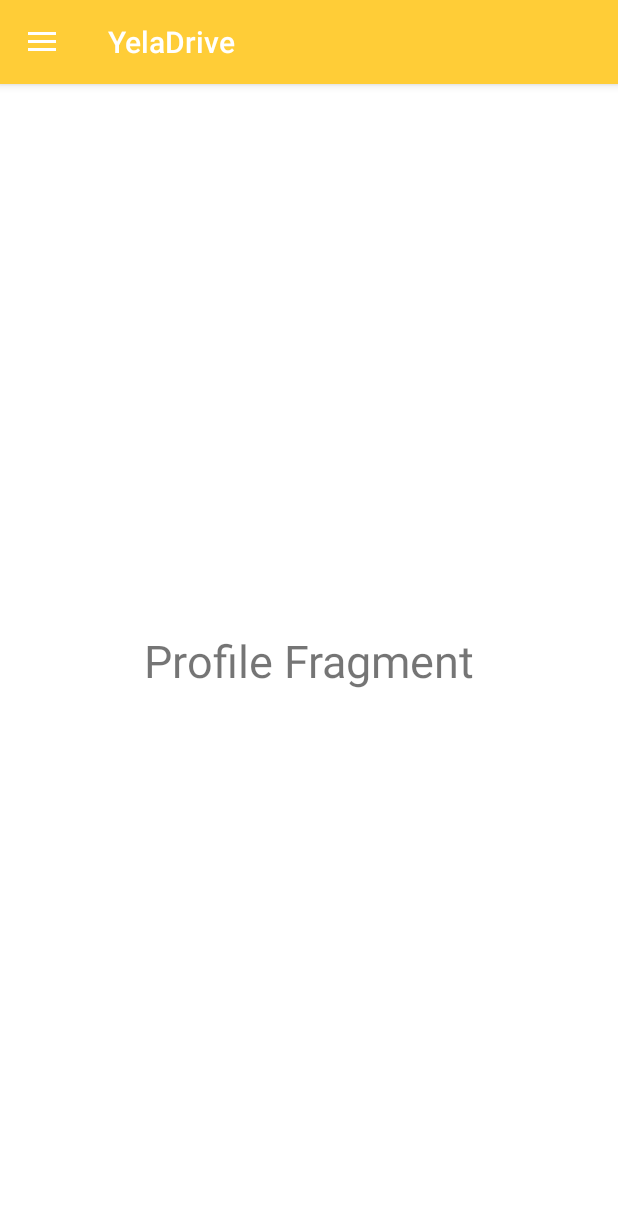
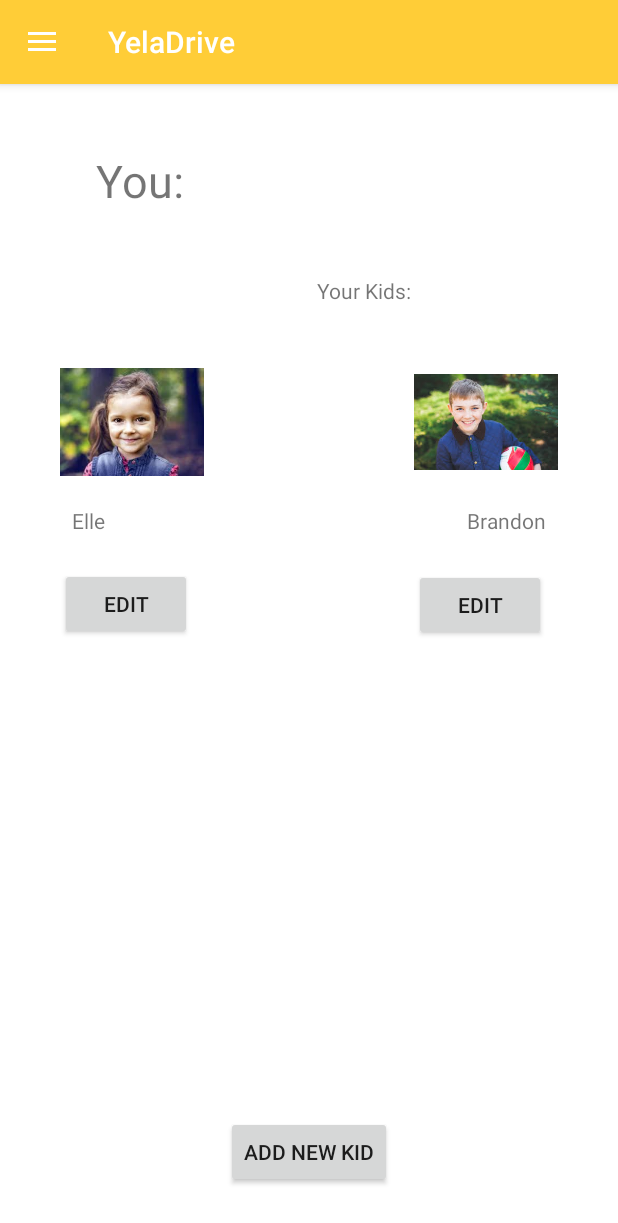
Before and after one commit to yeladrive/FrontEnd, an Android app: the screen it shows after launch once a user with an empty profile is signed in (HomeActivity), in the side drawer, after a tap on "Profile", on a phone screen of 412 x 824 dp. Shown: the top 1223 px of the screen. Run offline under Robolectric (Android 15) with nearby library versions, the phone set to English and light mode, and no system bars; our stand-ins replace Firebase (no records; nobody signed in at launch, a user with empty details on screens opened directly); libraries missing offline, so code that uses them is left out: com.firebase.ui, io.grpc.internal; 1 statement that could not run was skipped.

Commit message:
incorporate libby profile setting page

```diff
--- a/app/src/main/res/layout/fragment_profile.xml
+++ b/app/src/main/res/layout/fragment_profile.xml
@@ -1,24 +1,134 @@
 <?xml version="1.0" encoding="utf-8"?>
 <android.support.constraint.ConstraintLayout xmlns:android="http://schemas.android.com/apk/res/android"
     xmlns:app="http://schemas.android.com/apk/res-auto"
+    xmlns:tools="http://schemas.android.com/tools"
     android:layout_width="match_parent"
     android:layout_height="match_parent"
+    android:background="@android:color/white"
     android:theme="@style/AppTheme"
-    android:background="@android:color/white">
+    tools:context=".HomeActivity">
+
+    <ImageView
+        android:id="@+id/imageView3"
+        android:layout_width="96dp"
+        android:layout_height="96dp"
+        android:layout_marginTop="16dp"
+        android:layout_marginEnd="16dp"
+        app:layout_constraintEnd_toEndOf="parent"
+        app:layout_constraintHorizontal_bias="0.5"
+        app:layout_constraintStart_toEndOf="@+id/textView4"
+        app:layout_constraintTop_toTopOf="parent"
+        tools:srcCompat="@tools:sample/avatars[15]" />
 
     <TextView
+        android:id="@+id/textView4"
+        android:layout_width="123dp"
+        android:layout_height="48dp"
+        android:layout_marginStart="8dp"
+        android:layout_marginTop="8dp"
+        android:text="You: "
+        android:textSize="30sp"
+        app:layout_constraintBottom_toBottomOf="@+id/imageView3"
+        app:layout_constraintEnd_toStartOf="@+id/imageView3"
+        app:layout_constraintHorizontal_bias="0.5"
+        app:layout_constraintStart_toStartOf="parent"
+        app:layout_constraintTop_toTopOf="@+id/imageView3" />
+
+    <TextView
+        android:id="@+id/textView5"
+        android:layout_width="wrap_content"
+        android:layout_height="41dp"
+        android:layout_marginStart="134dp"
+        android:layout_marginTop="16dp"
+        android:layout_marginEnd="134dp"
+        android:text="Your Kids: "
+        app:layout_constraintEnd_toEndOf="parent"
+        app:layout_constraintHorizontal_bias="1.0"
+        app:layout_constraintStart_toStartOf="parent"
+        app:layout_constraintTop_toBottomOf="@+id/imageView3"
+        tools:textSize="30sp" />
+
+    <ImageView
+        android:id="@+id/imageView4"
+        android:layout_width="96dp"
+        android:layout_height="96dp"
+        android:layout_marginStart="40dp"
+        android:layout_marginTop="8dp"
+        app:layout_constraintBottom_toTopOf="@+id/textView6"
+        app:layout_constraintEnd_toStartOf="@+id/imageView5"
+        app:layout_constraintHorizontal_bias="0.5"
+        app:layout_constraintHorizontal_chainStyle="spread_inside"
+        app:layout_constraintStart_toStartOf="parent"
+        app:layout_constraintTop_toBottomOf="@+id/textView5"
+        app:srcCompat="@drawable/elle"
+        tools:srcCompat="@tools:sample/avatars[8]" />
+
+    <ImageView
+        android:id="@+id/imageView5"
+        android:layout_width="96dp"
+        android:layout_height="96dp"
+        android:layout_marginStart="67dp"
+        android:layout_marginTop="8dp"
+        android:layout_marginEnd="40dp"
+        app:layout_constraintBottom_toTopOf="@+id/textView7"
+        app:layout_constraintEnd_toEndOf="parent"
+        app:layout_constraintHorizontal_bias="0.5"
+        app:layout_constraintStart_toEndOf="@+id/imageView4"
+        app:layout_constraintTop_toBottomOf="@+id/textView5"
+        app:srcCompat="@drawable/finn"
+        tools:srcCompat="@tools:sample/avatars[4]" />
+
+    <TextView
+        android:id="@+id/textView6"
+        android:layout_width="44dp"
+        android:layout_height="33dp"
+        android:layout_marginStart="8dp"
+        android:layout_marginTop="8dp"
+        android:text="@string/Kid1"
+        app:autoSizeMaxTextSize="@dimen/fui_field_padding_vert"
+        app:layout_constraintStart_toStartOf="@+id/imageView4"
+        app:layout_constraintTop_toBottomOf="@+id/imageView4"
+        tools:textSize="24sp" />
+
+    <TextView
+        android:id="@+id/textView7"
+        android:layout_width="wrap_content"
+        android:layout_height="34dp"
+        android:layout_marginTop="8dp"
+        android:layout_marginEnd="8dp"
+        android:text="@string/Kid2"
+        app:layout_constraintEnd_toEndOf="@+id/imageView5"
+        app:layout_constraintTop_toBottomOf="@+id/imageView5"
+        tools:textSize="24sp" />
+
+    <Button
+        android:id="@+id/button"
         android:layout_width="wrap_content"
         android:layout_height="wrap_content"
-        android:layout_centerInParent="true"
+        android:layout_marginTop="8dp"
+        android:text="@string/EditKid"
+        app:layout_constraintStart_toStartOf="@+id/imageView4"
+        app:layout_constraintTop_toBottomOf="@+id/textView6" />
+
+    <Button
+        android:id="@+id/button2"
+        android:layout_width="wrap_content"
+        android:layout_height="wrap_content"
+        android:layout_marginTop="8dp"
+        android:text="@string/EditKid"
+        app:layout_constraintBottom_toBottomOf="@+id/button"
+        app:layout_constraintEnd_toEndOf="@+id/textView7"
+        app:layout_constraintTop_toBottomOf="@+id/textView7" />
+
+    <Button
+        android:id="@+id/button3"
+        android:layout_width="wrap_content"
+        android:layout_height="wrap_content"
         android:layout_marginStart="8dp"
-        android:layout_marginTop="8dp"
         android:layout_marginEnd="8dp"
-        android:layout_marginBottom="8dp"
-        android:text="Profile Fragment"
-        android:textSize="30sp"
+        android:layout_marginBottom="32dp"
+        android:text="@string/action_add_new_kid"
         app:layout_constraintBottom_toBottomOf="parent"
         app:layout_constraintEnd_toEndOf="parent"
-        app:layout_constraintStart_toStartOf="parent"
-        app:layout_constraintTop_toTopOf="parent" />
-
+        app:layout_constraintStart_toStartOf="parent" />
 </android.support.constraint.ConstraintLayout>
--- a/app/src/main/res/values/strings.xml
+++ b/app/src/main/res/values/strings.xml
@@ -29,4 +29,11 @@
 
     <string name="navigation_drawer_open">Open navigation drawer</string>
     <string name="navigation_drawer_close">Close navigation drawer</string>
+
+
+    <string name="EditKid">Edit</string>
+    <string name="action_add_new_kid" translatable="false" >Add New Kid</string>
+    <string name="add_new_kid">Add New CHhild</string>
+    <string name="Kid1">Elle</string>
+    <string name="Kid2">Brandon</string>
 </resources>
```
